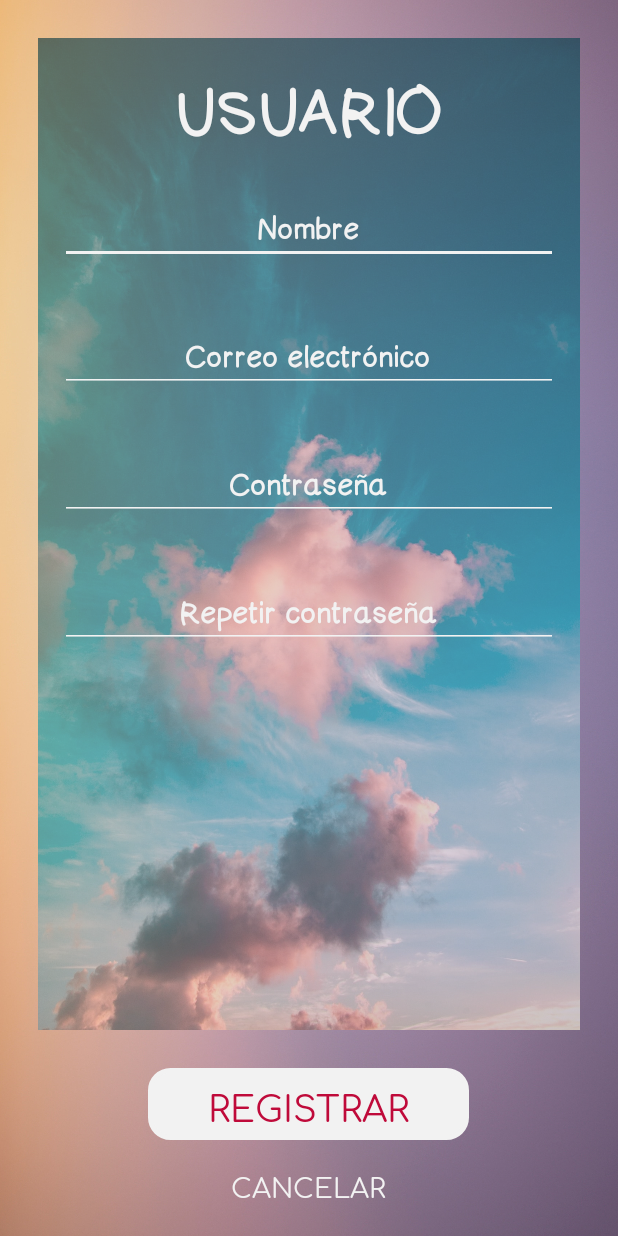
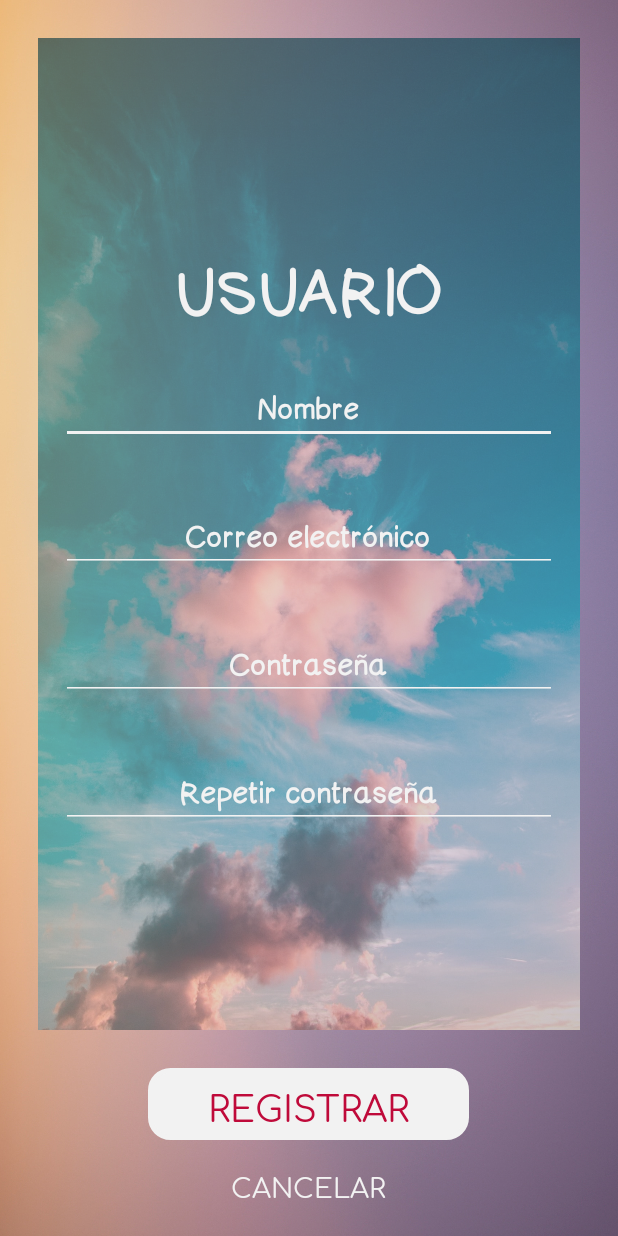
Before and after one commit to yagoid/Meraki, an Android app: the RegUsuarioActivity screen opened directly, with no data from a screen before it, on a phone screen of 412 x 824 dp. Run offline under Robolectric (Android 15) with nearby library versions, the phone set to English and light mode, and no system bars; our stand-ins replace Firebase (no records; nobody signed in at launch, a user with empty details on screens opened directly).

Commit message:
commit 10

```diff
--- a/app/src/main/res/layout/activity_reg_usuario.xml
+++ b/app/src/main/res/layout/activity_reg_usuario.xml
@@ -58,24 +58,16 @@
             android:layout_marginBottom="20dp"
             android:fontFamily="@font/comfortaa_regular"
             android:layout_centerInParent="true"
-            android:layout_alignParentBottom="true"
-            android:clickable="true"/>
+            android:layout_alignParentBottom="true"/>
 
-    </RelativeLayout>
 
-    <TextView
-        android:id="@+id/tvTituloU"
-        android:layout_width="wrap_content"
-        android:layout_height="wrap_content"
-        android:layout_marginTop="50dp"
-        android:text="@string/tv_titulo_u"
-        android:gravity="center"
-        android:textSize="40sp"
-        android:textColor="@color/paleta1"
-        android:fontFamily="@font/comic_sans"
-        app:layout_constraintEnd_toEndOf="parent"
-        app:layout_constraintStart_toStartOf="parent"
-        app:layout_constraintTop_toTopOf="parent"/>
+
+        <RelativeLayout
+            android:layout_width="match_parent"
+            android:layout_height="match_parent"
+            android:layout_margin="25dp"
+            android:layout_centerInParent="true"
+            android:layout_above="@+id/btnIniciar">
 
 
             <LinearLayout
@@ -83,12 +75,22 @@
                 android:layout_width="match_parent"
                 android:layout_height="wrap_content"
                 android:orientation="vertical"
-        android:layout_marginTop="30dp"
-        android:layout_marginRight="40dp"
-        android:layout_marginLeft="40dp"
-        app:layout_constraintEnd_toStartOf="parent"
-        app:layout_constraintStart_toEndOf="parent"
-        app:layout_constraintTop_toBottomOf="@+id/tvTituloU">
+                android:layout_marginTop="20dp"
+                android:layout_marginRight="15dp"
+                android:layout_marginLeft="15dp"
+                android:layout_centerVertical="true"
+                android:layout_centerHorizontal="true">
+
+                <TextView
+                    android:id="@+id/tvTituloU"
+                    android:layout_width="match_parent"
+                    android:layout_height="wrap_content"
+                    android:layout_marginTop="10dp"
+                    android:text="@string/tv_titulo_u"
+                    android:gravity="center"
+                    android:textSize="40sp"
+                    android:textColor="@color/paleta1"
+                    android:fontFamily="@font/comic_sans" />
 
                 <EditText
                     android:id="@+id/etNombre"
@@ -99,6 +101,7 @@
                     android:backgroundTint="@color/paleta1"
                     android:textColorHint="@color/paleta1"
                     android:textColor="@color/paleta1"
+                    android:layout_marginTop="30dp"
                     android:gravity="center"
                     android:textSize="19sp"
                     android:maxLines="1" />
@@ -155,4 +158,8 @@
 
             </LinearLayout>
 
+        </RelativeLayout>
+
+    </RelativeLayout>
+
 </androidx.constraintlayout.widget.ConstraintLayout>
--- a/app/src/main/res/values/strings.xml
+++ b/app/src/main/res/values/strings.xml
@@ -48,6 +48,7 @@
     <string name="pass_pocos_caracteres">La contraseña debe tener mas de cinco caracteres</string>
     <string name="error_insercion_datos">Error en la inserción de datos</string>
     <string name="et_nombre_tienda">Nombre de tienda</string>
+    <string name="msj_error_iniciar_sesion">Error la iniciar sesion, compruebe que los campos son correctos</string>
 
 
 </resources>
```
Also changed, not shown: app/src/main/java/uem/dam/meraki/MainActivity.java (+61 -10 lines), app/src/main/res/layout/activity_main.xml (+16 -13 lines), app/src/main/res/layout/activity_reg_tienda.xml (+26 -21 lines). Lines whose indentation alone changed are shown as unchanged.
